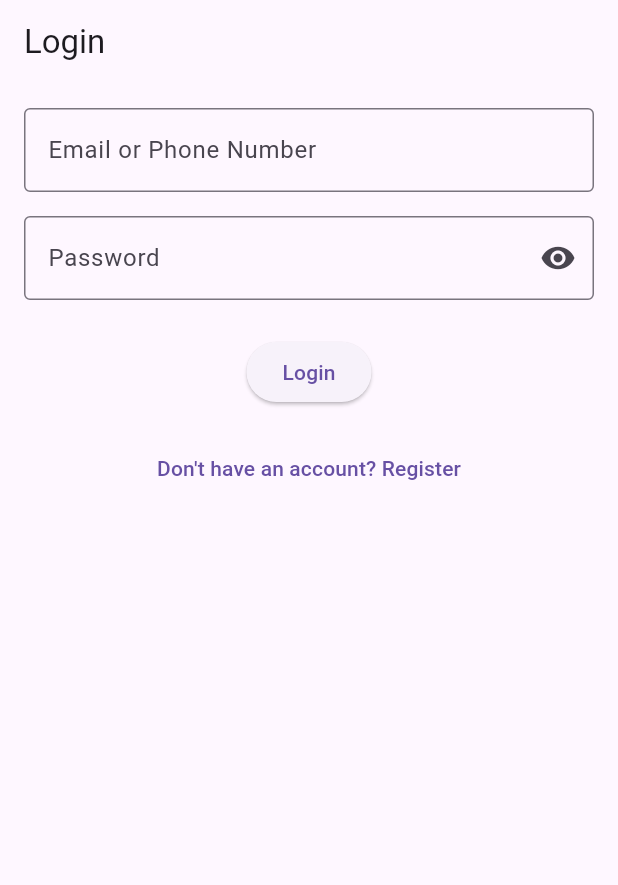
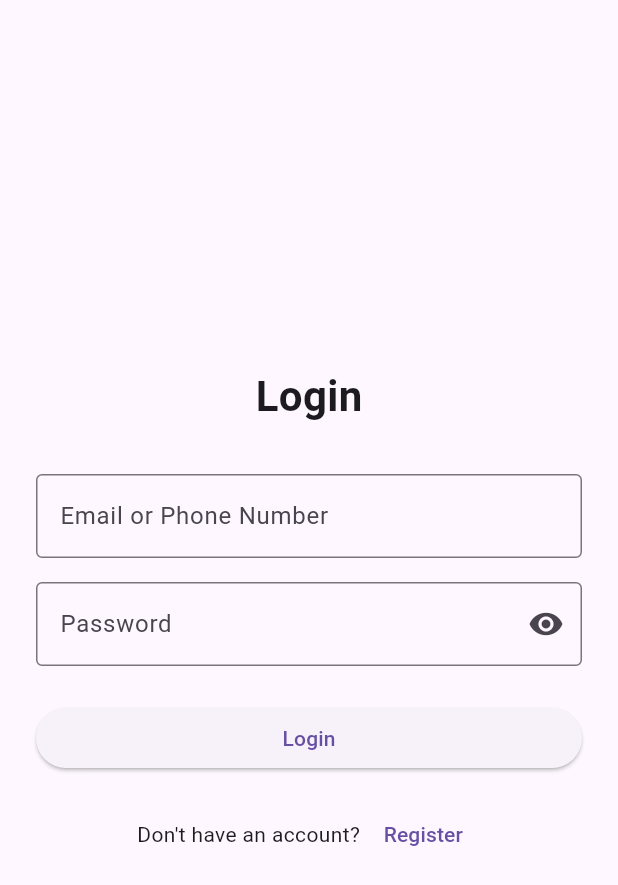
Before and after one commit to rvujji/prescriptionscanner, a Flutter app: the screen it shows after launch, on a phone screen of 412 x 824 dp. Shown: the top 885 px of the screen. Run offline on Flutter 3.47's test engine with Material 3 defaults, Android fonts, the phone set to English and light mode, and no system bars; our stand-ins replace cached_network_image, camera, flutter_local_notifications, flutter_tts, hive, hive_flutter and 3 more; missing offline and left inert: google_mlkit_text_recognition; accounts and stored records are empty.

```diff
--- a/scanner/lib/main.dart
+++ b/scanner/lib/main.dart
@@ -1,3 +1,4 @@
+// main.dart
 import 'package:flutter/material.dart';
 import 'package:logging/logging.dart';
 import 'package:permission_handler/permission_handler.dart';
--- a/scanner/lib/models/user.dart
+++ b/scanner/lib/models/user.dart
@@ -19,11 +19,15 @@ class User extends HiveObject {
   @HiveField(4)
   DateTime dob;
 
+  @HiveField(5)
+  bool loggedIn; // 🔄 New field
+
   User({
     required this.name,
     required this.email,
     required this.phone,
     required this.password,
     required this.dob,
+    this.loggedIn = false, // default false
   });
 }
--- a/scanner/lib/widgets/auth/login_screen.dart
+++ b/scanner/lib/widgets/auth/login_screen.dart
@@ -1,6 +1,5 @@
+// login_screen.dart
 import 'package:flutter/material.dart';
-import 'package:hive/hive.dart';
-import '../../models/user.dart';
 import 'package:camera/camera.dart';
 import '../prescription_list.dart';
 import '../../services/hive_service.dart';
@@ -71,13 +70,21 @@ class _LoginScreenState extends State<LoginScreen> {
   @override
   Widget build(BuildContext context) {
     return Scaffold(
-      appBar: AppBar(title: const Text("Login")),
-      body: Padding(
-        padding: const EdgeInsets.all(16),
+      body: Center(
+        child: SingleChildScrollView(
+          padding: const EdgeInsets.all(24),
           child: Form(
             key: _formKey,
             child: Column(
+              mainAxisSize: MainAxisSize.min,
+              crossAxisAlignment:
+                  CrossAxisAlignment.center, // Center align content
               children: [
+                const Text(
+                  "Login",
+                  style: TextStyle(fontSize: 28, fontWeight: FontWeight.bold),
+                ),
+                const SizedBox(height: 32),
                 TextFormField(
                   controller: _emailOrPhoneController,
                   decoration: const InputDecoration(
@@ -122,7 +129,9 @@ class _LoginScreenState extends State<LoginScreen> {
                   },
                 ),
                 const SizedBox(height: 24),
-              ElevatedButton(
+                SizedBox(
+                  width: double.infinity,
+                  child: ElevatedButton(
                     onPressed: () {
                       if (_formKey.currentState?.validate() ?? false) {
                         _submitLogin(
@@ -133,12 +142,20 @@ class _LoginScreenState extends State<LoginScreen> {
                     },
                     child: const Text("Login"),
                   ),
+                ),
                 const SizedBox(height: 16),
+                Row(
+                  mainAxisAlignment: MainAxisAlignment.center,
+                  children: [
+                    const Text("Don't have an account? "),
                     TextButton(
                       onPressed: widget.onRegisterTap,
-                child: const Text("Don't have an account? Register"),
+                      child: const Text("Register"),
                     ),
                   ],
+                ),
+              ],
+            ),
           ),
         ),
       ),
--- a/scanner/lib/widgets/auth/register_screen.dart
+++ b/scanner/lib/widgets/auth/register_screen.dart
@@ -40,6 +40,7 @@ class _RegisterScreenState extends State<RegisterScreen> {
       phone: phone,
       password: password,
       dob: dob!,
+      loggedIn: false,
     );
     try {
       await HiveService.saveUser(user);
```
Also changed, not shown: scanner/lib/services/hive_service.dart (+21 -0 lines), scanner/lib/widgets/prescription_list.dart (+40 -0 lines), scanner/lib/models/user.g.dart. Lines whose indentation alone changed are shown as unchanged.
